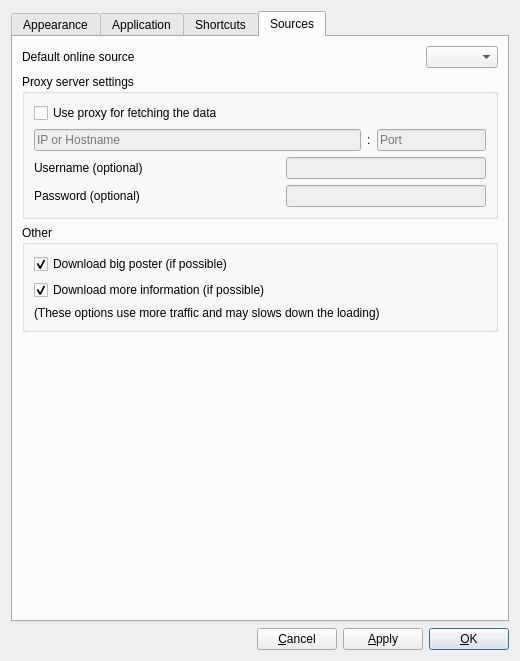
Above: src/settingswindow.ui from eugene-melnik/alexandra before the change. Below: the same form after it.
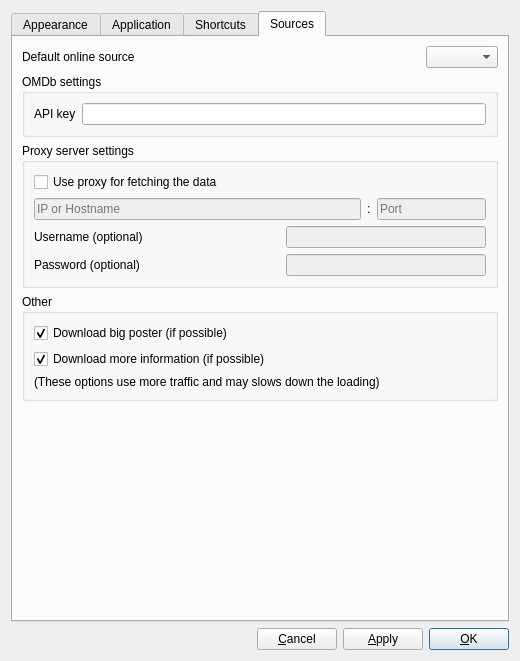
That is the form after the change. The open tabs and pages were chosen to show the change. Icons and pictures are not drawn.

Commit message: OMDb API key setting

What changed in the file:
```diff
--- a/src/settingswindow.ui
+++ b/src/settingswindow.ui
@@ -1346,6 +1346,29 @@
          </item>
         </layout>
        </item>
+       <item>
+        <widget class="QGroupBox" name="gbOmdbSettings">
+         <property name="title">
+          <string>OMDb settings</string>
+         </property>
+         <layout class="QVBoxLayout" name="verticalLayout_2">
+          <item>
+           <layout class="QHBoxLayout" name="horizontalLayout">
+            <item>
+             <widget class="QLabel" name="labelApiKey">
+              <property name="text">
+               <string>API key</string>
+              </property>
+             </widget>
+            </item>
+            <item>
+             <widget class="QLineEdit" name="eOmdbApiKey"/>
+            </item>
+           </layout>
+          </item>
+         </layout>
+        </widget>
+       </item>
        <item>
         <widget class="QGroupBox" name="gbProxy">
          <property name="title">
```
The commit also changes 4 other files.
